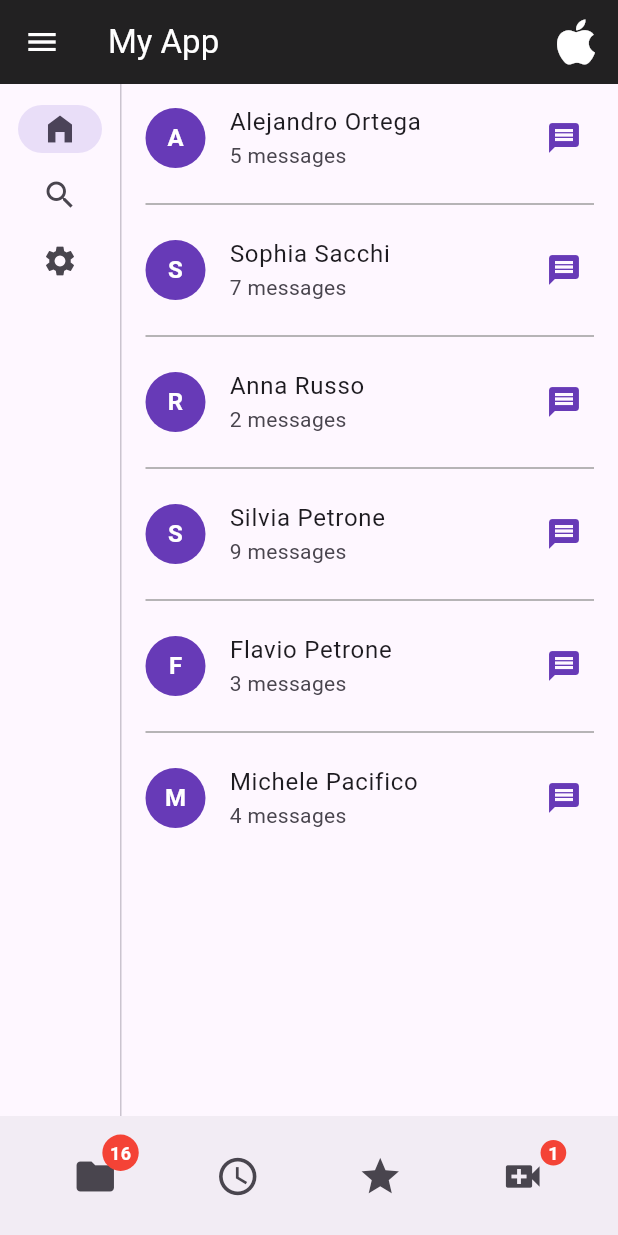
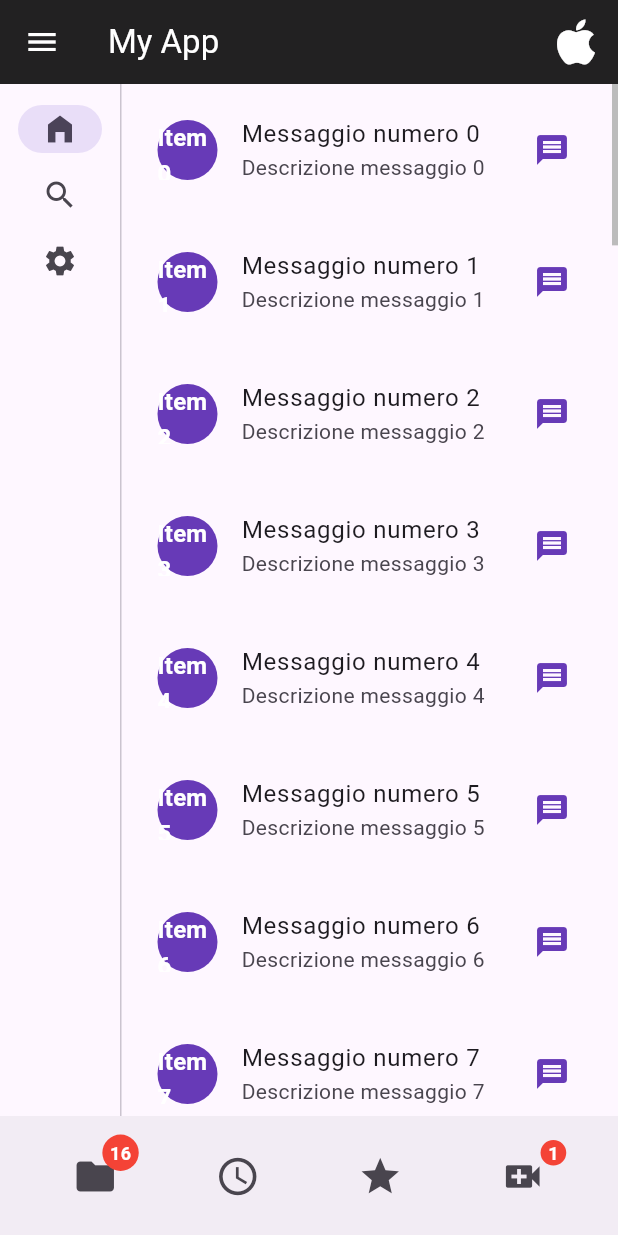
Before and after one commit to Flavio-cyber1912/my_app, a Flutter app: the screen it shows after launch, on a phone screen of 412 x 824 dp. Run offline on Flutter 3.47's test engine with Material 3 defaults, Android fonts, the light colour scheme and no system bars.

Commit message:
`Refactor ListView to use Scrollbar and SingleChildScrollView`

```diff
--- a/lib/main.dart
+++ b/lib/main.dart
@@ -192,56 +192,37 @@
           ),
           const VerticalDivider(thickness: 1, width: 1),
           Expanded(
-            child: ListView.separated(
-              itemCount: 6, // Numero di elementi nella lista
-              separatorBuilder: (BuildContext context, int index) {
-                return const Divider(
-                  thickness: 1, // Spessore della linea
-                  color: Colors.grey, // Colore della linea
-                  indent: 16, // Margine a sinistra
-                  endIndent: 16, // Margine a destra
-                );
-              },
-              itemBuilder: (BuildContext context, int index) {
-                // Dati per ogni elemento della lista
-                final names = [
-                  'Alejandro Ortega',
-                  'Sophia Sacchi',
-                  'Anna Russo',
-                  'Silvia Petrone',
-                  'Flavio Petrone',
-                  'Michele Pacifico'
-                ];
-                final messages = [
-                  '5 messages',
-                  '7 messages',
-                  '2 messages',
-                  '9 messages',
-                  '3 messages',
-                  '4 messages'
-                ];
-                final initials = ['A', 'S', 'R', 'S', 'F', 'M'];
-
-                return ListTile(
+            child: Scrollbar(
+              thumbVisibility: true,
+              child: SingleChildScrollView(
+                child: Column(
+                  children: List.generate(
+                    50,
+                    (index) => Padding(
+                      padding: const EdgeInsets.all(8.0),
+                      child: ListTile(
                         leading: CircleAvatar(
                           backgroundColor: Colors.deepPurple,
                           child: Text(
-                      initials[index], // Lettera dell'avatar
+                            'Item $index',
                             style: const TextStyle(
                               color: Colors.white,
                               fontWeight: FontWeight.bold,
                             ),
-                    ), // Sfondo dell'avatar
                           ),
-                  title: Text(names[index]), // Nome
-                  subtitle: Text(messages[index]), // Numero di messaggi
-                  trailing: Icon(Icons.message, color: Colors.deepPurple),
+                        ),
+                        title: Text('Messaggio numero $index'),
+                        subtitle: Text('Descrizione messaggio $index'),
+                        trailing: const Icon(Icons.message,
+                            color: Colors.deepPurple),
                         onTap: () {
-                    // Azione al tocco della ListTile
-                    print('Tapped on ${names[index]}');
+                          print('Tapped on Elemento numero $index');
                         },
-                );
-              },
+                      ),
+                    ),
+                  ),
+                ),
+              ),
             ),
           ),
         ],
```
Lines whose indentation alone changed are shown as unchanged.
